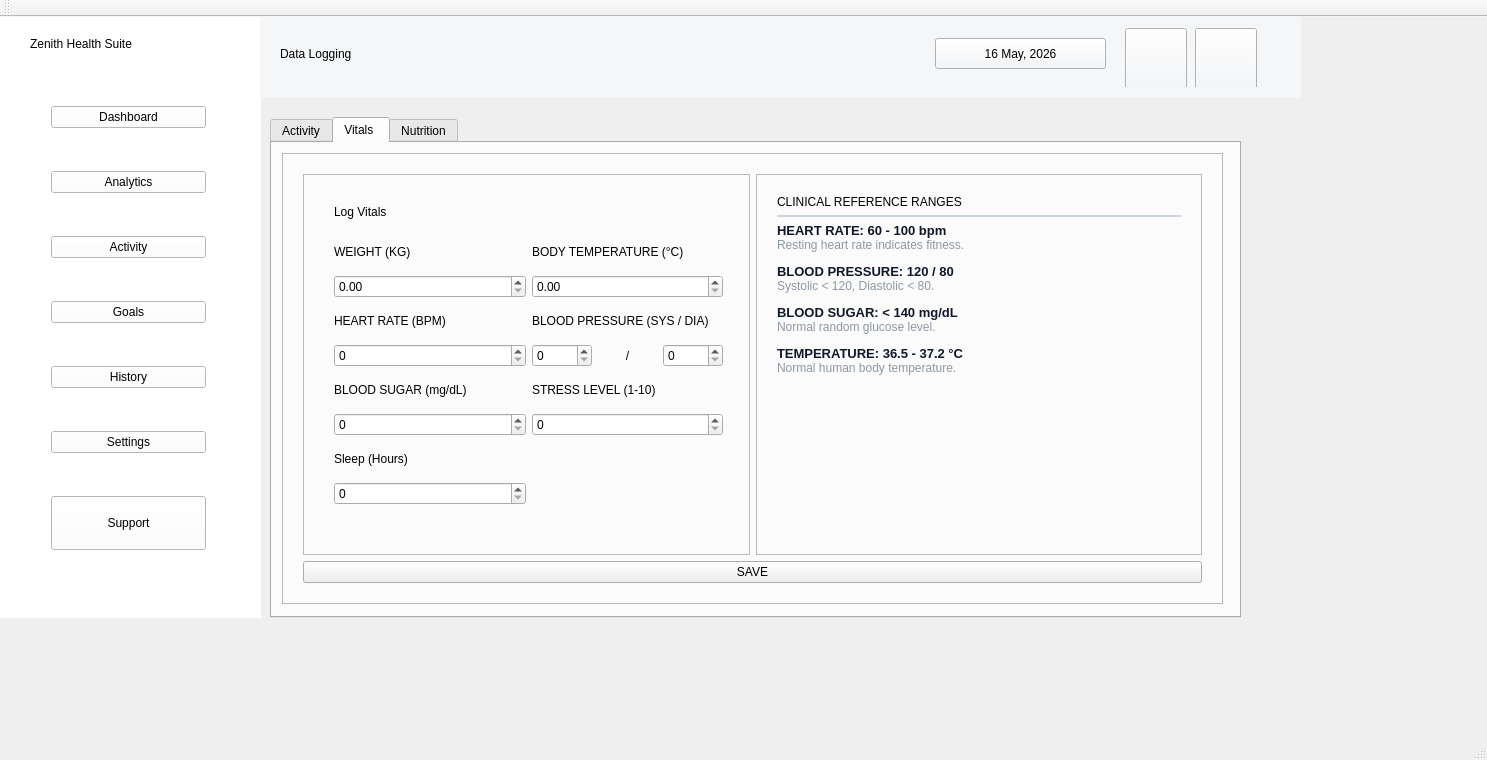
This is ZenithHealthSuite/Activity.ui in iharisrao/zenith-health-suite as Qt 5 draws it before an edit. The edited form follows.
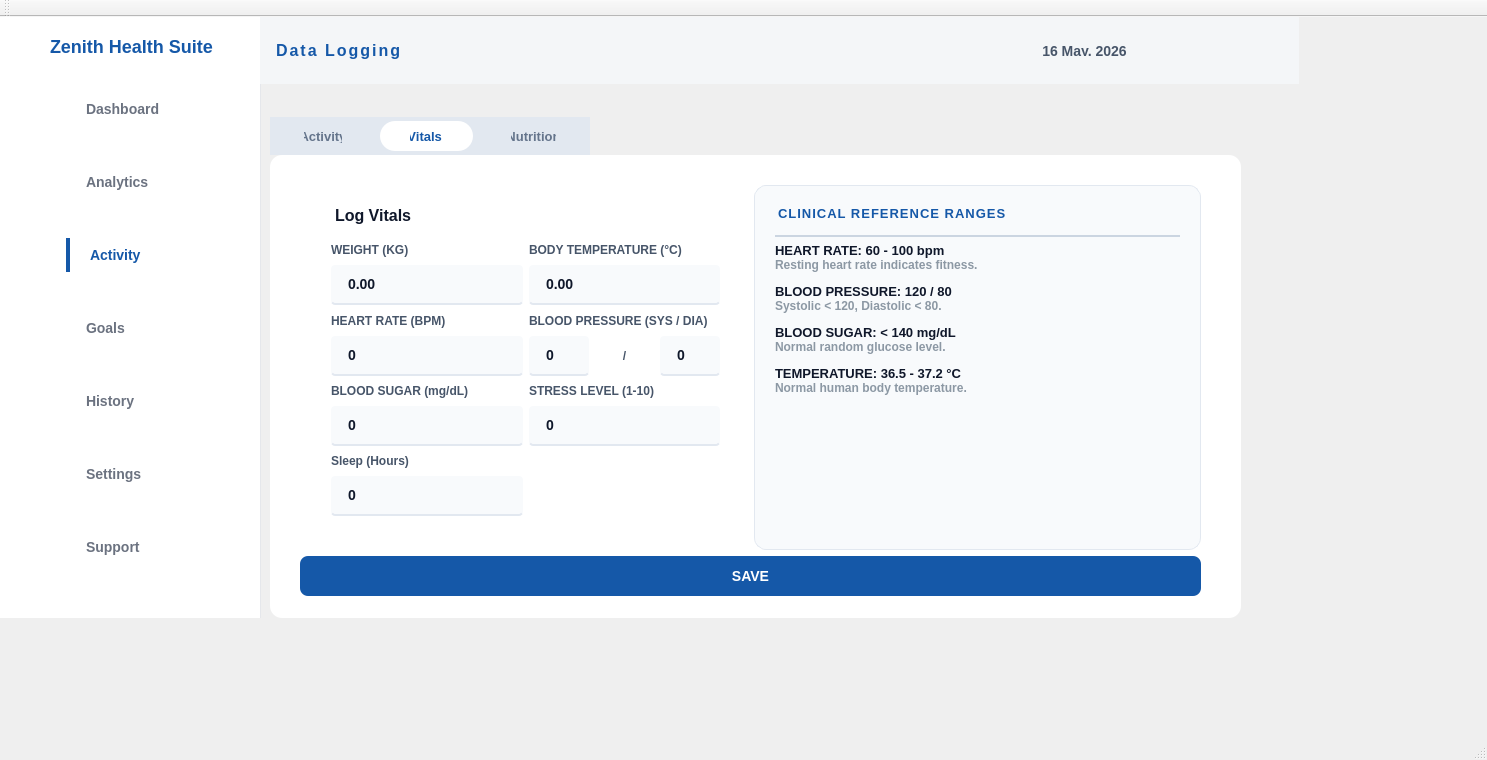
This is the edited form. Icons and pictures are not drawn.

What changed in the file:
```diff
--- a/ZenithHealthSuite/Activity.ui
+++ b/ZenithHealthSuite/Activity.ui
@@ -84,11 +84,45 @@
 }
 
 
-#headerWidget { background: transparent; border-bottom: 1px solid #E2E8F0; }
-QLabel#lblHeaderTitle { color: #0F172A; font-size: 22px; font-weight: 900; }
-QPushButton#btnHeaderDate { background-color: #FFFFFF; color: #475569; border: 1px solid #E2E8F0; border-radius: 16px; padding: 6px 20px; font-weight: bold; }
-QPushButton#btnNotification, QPushButton#btnUserProfile { background-color: #FFFFFF; color: #475569; border: 1px solid #E2E8F0; border-radius: 18px; min-width: 36px; max-width: 36px; min-height: 36px; max-height: 36px; qproperty-iconSize: 18px 18px; }
-QPushButton#btnHeaderDate:hover, QPushButton#btnNotification:hover, QPushButton#btnUserProfile:hover { background-color: #F8FAFC; border: 1px solid #CBD5E1; }
+#headerWidget {
+    background-color: transparent;
+    border-bottom: none;
+}
+
+QLabel#lblHeaderTitle {
+    color: #1558A8;
+    font-size: 16px;
+    font-weight: 800;
+    letter-spacing: 2px;
+    text-transform: uppercase;
+}
+
+#headerWidget QPushButton {
+    background-color: transparent;
+    border: none;
+    color: #8C98A4;
+    font-size: 14px;
+    font-weight: bold;
+    padding: 5px 10px;
+}
+
+#headerWidget QPushButton:hover {
+    color: #1558A8;
+}
+
+#navOverviewButton {
+    color: #1558A8 !important;
+    border-bottom: 3px solid #1558A8;
+    border-radius: 0px;
+}
+
+QLabel {
+    font-family: 'Segoe UI', 'Roboto', sans-serif;
+}
+
+QPushButton#btnHeaderDate { background-color: #FFFFFF; color: #475569; border: transparent; padding: 6px 20px; font-weight: bold; }
+
+QPushButton#btnHeaderDate:hover,
 QLabel#lblLogActivity, QLabel#lblLogVitals, QLabel#lblLogNutrition { color: #0F172A; font-size: 16px; font-weight: 900; background: transparent; border: none; padding-bottom: 10px; }
 QFrame#vitalsRefCard { background-color: #F8FAFC; border-radius: 12px; border: 1px solid #E2E8F0; }
 QLabel#lblClinicalTitle { color: #1558A8; font-size: 13px; font-weight: 900; letter-spacing: 1px; padding-bottom: 8px; }
@@ -131,7 +165,7 @@
       <rect>
        <x>30</x>
        <y>9</y>
-       <width>191</width>
+       <width>201</width>
        <height>35</height>
       </rect>
      </property>
@@ -282,8 +316,8 @@
      <rect>
       <x>260</x>
       <y>0</y>
-      <width>1041</width>
-      <height>81</height>
+      <width>1039</width>
+      <height>67</height>
      </rect>
     </property>
     <property name="sizePolicy">
@@ -310,15 +344,12 @@
          <height>100</height>
         </size>
        </property>
+       <property name="styleSheet">
+        <string notr="true"/>
+       </property>
+       <layout class="QHBoxLayout" name="horizontalLayout">
+        <item>
        <widget class="QLabel" name="lblHeaderTitle">
-        <property name="geometry">
-         <rect>
-          <x>15</x>
-          <y>10</y>
-          <width>250</width>
-          <height>31</height>
-         </rect>
-        </property>
         <property name="minimumSize">
          <size>
           <width>250</width>
@@ -329,51 +360,29 @@
          <string>Data Logging</string>
         </property>
        </widget>
-       <widget class="QPushButton" name="btnUserProfile">
-        <property name="geometry">
-         <rect>
-          <x>930</x>
-          <y>0</y>
-          <width>62</width>
-          <height>62</height>
-         </rect>
-        </property>
-        <property name="text">
-         <string/>
-        </property>
-        <property name="icon">
-         <iconset>
-          <normaloff>icons/account_circle_24dp_000000_FILL0_wght400_GRAD0_opsz24.png</normaloff>icons/account_circle_24dp_000000_FILL0_wght400_GRAD0_opsz24.png</iconset>
-        </property>
-        <property name="iconSize">
+        </item>
+        <item>
+         <spacer name="horizontalSpacer">
+          <property name="orientation">
+           <enum>Qt::Orientation::Horizontal</enum>
+          </property>
+          <property name="sizeHint" stdset="0">
          <size>
-          <width>18</width>
-          <height>18</height>
-         </size>
-        </property>
-       </widget>
+            <width>518</width>
+            <height>20</height>
+           </size>
+          </property>
+         </spacer>
+        </item>
+        <item>
        <widget class="QPushButton" name="btnHeaderDate">
-        <property name="geometry">
-         <rect>
-          <x>670</x>
-          <y>10</y>
-          <width>171</width>
-          <height>31</height>
-         </rect>
-        </property>
         <property name="text">
          <string>16 May, 2026</string>
         </property>
        </widget>
-       <widget class="QPushButton" name="btnNotification">
-        <property name="geometry">
-         <rect>
-          <x>860</x>
-          <y>0</y>
-          <width>62</width>
-          <height>62</height>
-         </rect>
-        </property>
+        </item>
+        <item>
+         <widget class="QPushButton" name="bellButton">
         <property name="text">
          <string/>
         </property>
@@ -388,6 +397,25 @@
          </size>
         </property>
        </widget>
+        </item>
+        <item>
+         <widget class="QPushButton" name="profileButton">
+          <property name="text">
+           <string/>
+          </property>
+          <property name="icon">
+           <iconset>
+            <normaloff>icons/account_circle_24dp_000000_FILL0_wght400_GRAD0_opsz24.png</normaloff>icons/account_circle_24dp_000000_FILL0_wght400_GRAD0_opsz24.png</iconset>
+          </property>
+          <property name="iconSize">
+           <size>
+            <width>18</width>
+            <height>18</height>
+           </size>
+          </property>
+         </widget>
+        </item>
+       </layout>
       </widget>
      </item>
     </layout>
```
Lines whose indentation alone changed are shown as unchanged.
